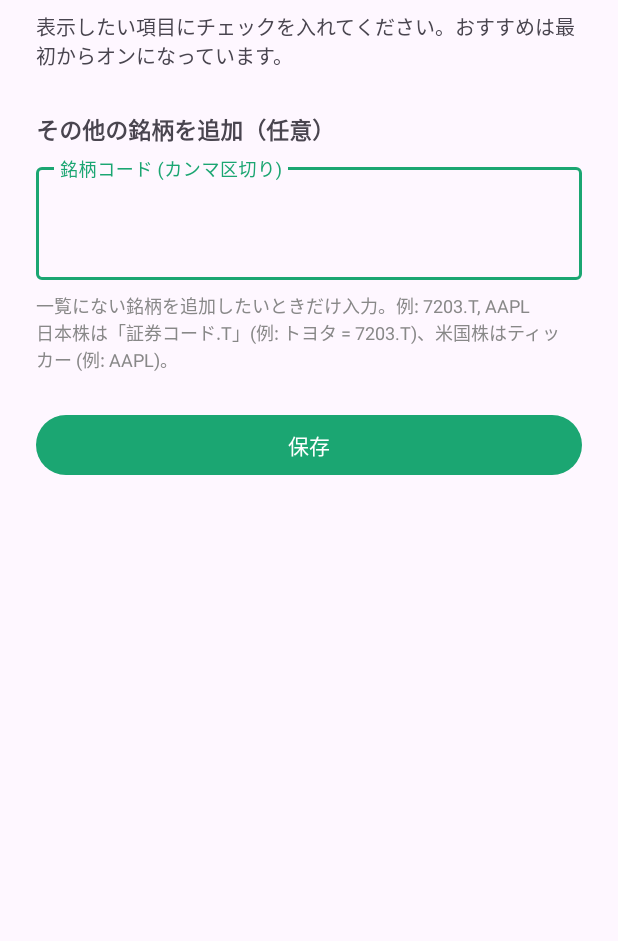
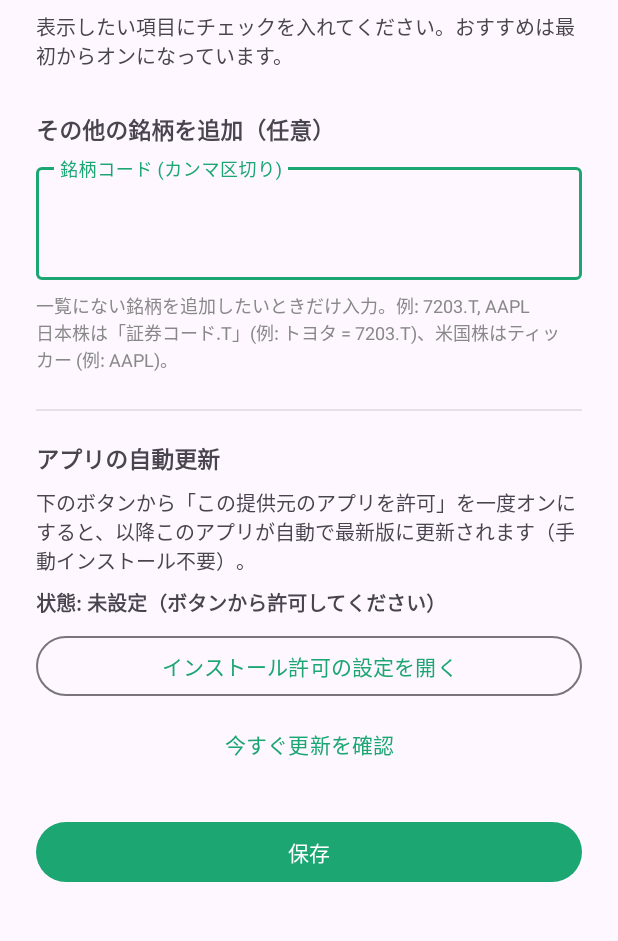
Before and after one commit to masakasakasama/Stock, an Android app: the StockWidgetConfigureActivity screen opened directly, with no data from a screen before it, on a phone screen of 412 x 824 dp, the part 81-1022 px from its top. Run offline under Robolectric (Android 15) with nearby library versions, the phone set to English and light mode, and no system bars; 1 statement that could not run was skipped.

Commit message:
Add in-app self-update from GitHub releases
The app checks latest-version.txt on widget updates and, once the user
grants install permission once, silently updates itself via
PackageInstaller (USER_ACTION_NOT_REQUIRED on Android 12+). CI now
stamps versionCode from the run number and publishes the version file.

https://claude.ai/code/session_01AT4v4JDaG5R4xZRbmmouRt

```diff
--- a/app/build.gradle.kts
+++ b/app/build.gradle.kts
@@ -11,8 +11,8 @@ android {
         applicationId = "com.example.stockwidget"
         minSdk = 24
         targetSdk = 34
-        versionCode = 1
-        versionName = "1.0"
+        versionCode = (project.findProperty("versionCode") as String?)?.toIntOrNull() ?: 1
+        versionName = (project.findProperty("versionName") as String?) ?: "1.0"
     }
 
     signingConfigs {
@@ -52,6 +52,7 @@ android {
 
     buildFeatures {
         viewBinding = true
+        buildConfig = true
     }
 }
 
--- a/app/src/main/java/com/example/stockwidget/StockWidgetConfigureActivity.kt
+++ b/app/src/main/java/com/example/stockwidget/StockWidgetConfigureActivity.kt
@@ -3,8 +3,12 @@ package com.example.stockwidget
 import android.app.Activity
 import android.appwidget.AppWidgetManager
 import android.content.Intent
+import android.net.Uri
+import android.os.Build
 import android.os.Bundle
+import android.provider.Settings
 import android.util.TypedValue
+import android.widget.Toast
 import android.view.Gravity
 import android.widget.CheckBox
 import android.widget.LinearLayout
@@ -48,6 +52,39 @@ class StockWidgetConfigureActivity : AppCompatActivity() {
         binding.symbolsInput.setText(custom.joinToString(", "))
 
         binding.saveButton.setOnClickListener { save() }
+
+        binding.autoupdateButton.setOnClickListener { openInstallPermission() }
+        binding.checkUpdateButton.setOnClickListener {
+            AppUpdater.checkNow(this)
+            Toast.makeText(this, R.string.check_update_button, Toast.LENGTH_SHORT).show()
+        }
+    }
+
+    override fun onResume() {
+        super.onResume()
+        refreshUpdateStatus()
+    }
+
+    private fun canSelfInstall(): Boolean =
+        Build.VERSION.SDK_INT < Build.VERSION_CODES.O ||
+            packageManager.canRequestPackageInstalls()
+
+    private fun refreshUpdateStatus() {
+        binding.autoupdateStatus.setText(
+            if (canSelfInstall()) R.string.autoupdate_enabled
+            else R.string.autoupdate_disabled
+        )
+    }
+
+    private fun openInstallPermission() {
+        if (Build.VERSION.SDK_INT >= Build.VERSION_CODES.O) {
+            startActivity(
+                Intent(
+                    Settings.ACTION_MANAGE_UNKNOWN_APP_SOURCES,
+                    Uri.parse("package:$packageName")
+                )
+            )
+        }
     }
 
     private fun buildCheckboxes(selected: Set<String>) {
--- a/app/src/main/java/com/example/stockwidget/StockWidgetProvider.kt
+++ b/app/src/main/java/com/example/stockwidget/StockWidgetProvider.kt
@@ -16,6 +16,7 @@ class StockWidgetProvider : AppWidgetProvider() {
         appWidgetManager: AppWidgetManager,
         appWidgetIds: IntArray
     ) {
+        AppUpdater.maybeCheck(context)
         for (id in appWidgetIds) {
             updateWidget(context, appWidgetManager, id)
         }
--- a/app/src/main/res/layout/activity_stock_widget_configure.xml
+++ b/app/src/main/res/layout/activity_stock_widget_configure.xml
@@ -61,6 +61,51 @@
             android:textColor="#888888"
             android:textSize="12sp" />
 
+        <View
+            android:layout_width="match_parent"
+            android:layout_height="1dp"
+            android:layout_marginTop="24dp"
+            android:background="#33888888" />
+
+        <TextView
+            android:layout_width="match_parent"
+            android:layout_height="wrap_content"
+            android:layout_marginTop="20dp"
+            android:text="@string/autoupdate_label"
+            android:textStyle="bold"
+            android:textSize="15sp" />
+
+        <TextView
+            android:layout_width="match_parent"
+            android:layout_height="wrap_content"
+            android:layout_marginTop="8dp"
+            android:text="@string/autoupdate_help"
+            android:textSize="13sp" />
+
+        <TextView
+            android:id="@+id/autoupdate_status"
+            android:layout_width="match_parent"
+            android:layout_height="wrap_content"
+            android:layout_marginTop="8dp"
+            android:textSize="13sp"
+            android:textStyle="bold" />
+
+        <com.google.android.material.button.MaterialButton
+            android:id="@+id/autoupdate_button"
+            style="@style/Widget.Material3.Button.OutlinedButton"
+            android:layout_width="match_parent"
+            android:layout_height="wrap_content"
+            android:layout_marginTop="8dp"
+            android:text="@string/autoupdate_button" />
+
+        <com.google.android.material.button.MaterialButton
+            android:id="@+id/check_update_button"
+            style="@style/Widget.Material3.Button.TextButton"
+            android:layout_width="match_parent"
+            android:layout_height="wrap_content"
+            android:layout_marginTop="4dp"
+            android:text="@string/check_update_button" />
+
         <com.google.android.material.button.MaterialButton
             android:id="@+id/save_button"
             android:layout_width="match_parent"
--- a/app/src/main/res/values/strings.xml
+++ b/app/src/main/res/values/strings.xml
@@ -10,4 +10,13 @@
     <string name="config_examples">一覧にない銘柄を追加したいときだけ入力。例: 7203.T, AAPL\n日本株は「証券コード.T」(例: トヨタ = 7203.T)、米国株はティッカー (例: AAPL)。</string>
     <string name="save">保存</string>
     <string name="error_label">取得失敗: %1$s</string>
+    <string name="update_channel">アプリの更新</string>
+    <string name="update_ready_title">株価ウィジェットの更新があります</string>
+    <string name="update_ready_body">タップしてインストールしてください</string>
+    <string name="autoupdate_label">アプリの自動更新</string>
+    <string name="autoupdate_help">下のボタンから「この提供元のアプリを許可」を一度オンにすると、以降このアプリが自動で最新版に更新されます（手動インストール不要）。</string>
+    <string name="autoupdate_enabled">状態: 有効（自動更新されます）</string>
+    <string name="autoupdate_disabled">状態: 未設定（ボタンから許可してください）</string>
+    <string name="autoupdate_button">インストール許可の設定を開く</string>
+    <string name="check_update_button">今すぐ更新を確認</string>
 </resources>
```
Also changed, not shown: app/src/main/AndroidManifest.xml (+7 -0 lines), app/src/main/java/com/example/stockwidget/AppUpdater.kt (added, +133 -0 lines), app/src/main/java/com/example/stockwidget/InstallResultReceiver.kt (added, +68 -0 lines), 1 other file.
